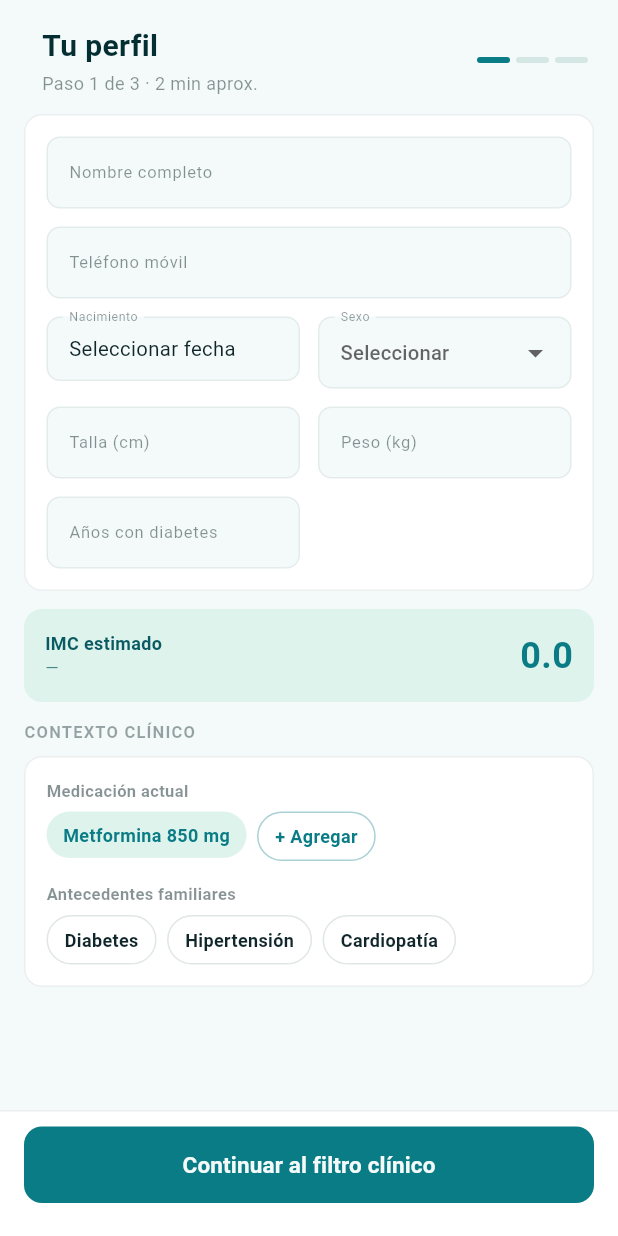
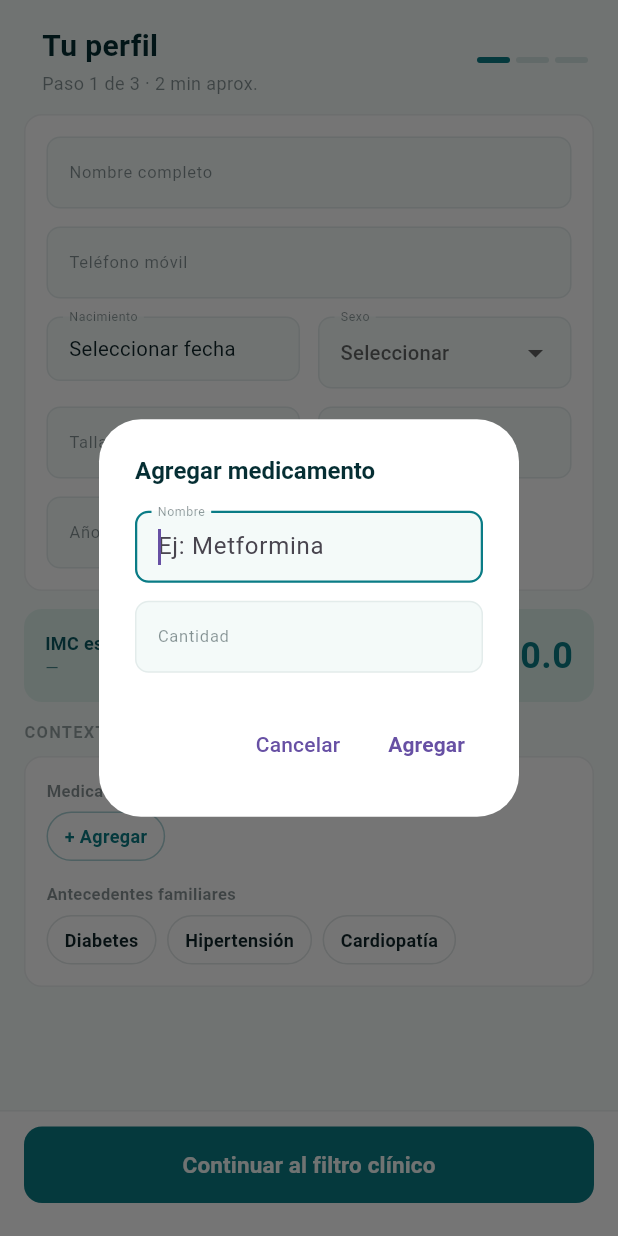
Before and after one commit to benjaminheredia1/glucyapp, a Flutter app: the Profile screen opened directly, after a tap on "+ Agregar", on a phone screen of 412 x 824 dp. Run offline on Flutter 3.47's test engine with Material 3 defaults, Android fonts, the phone set to English and light mode, and no system bars; our stand-ins replace dio, file_picker, flutter_datetime_picker_plus, flutter_dotenv, flutter_riverpod, flutter_secure_storage and 4 more; missing offline and left inert: auth0_flutter, chucker_flutter; accounts and stored records are empty; Roboto replaces fonts that are missing (Sora).

Commit message:
feat: medicacion actual en el perfil con nombre y cantidad
'+ Agregar' abre un dialogo (nombre + cantidad en texto libre); cada
medicamento queda como chip con X para quitarlo y la lista viaja en
medicacionActual del PATCH /perfil (omitida si esta vacia). El dialogo
es un widget propio para que sus TextEditingController mueran con el:
disposearlos en el caller rompia la animacion de cierre.

Prueba de integracion nueva del perfil (mismo guard GLUCY_INTEGRACION).

Co-Authored-By: Claude Fable 5 <noreply@anthropic.com>

```diff
--- a/lib/features/perfil/perfil_api.dart
+++ b/lib/features/perfil/perfil_api.dart
@@ -4,6 +4,10 @@ import 'package:flutter_riverpod/flutter_riverpod.dart';
 import '../../core/error/fallo_api.dart';
 import '../../core/network/dio_client.dart';
 import '../auth/domain/usuario.dart';
+
+/// Un medicamento de la medicacion actual: nombre y cantidad en texto libre
+/// ("Metformina", "850 mg").
+typedef MedicamentoActual = ({String nombre, String? cantidad});
 
 /// Datos clinicos propios que viajan anidados en `/user` y `/perfil` bajo la
 /// clave `paciente`. Solo los campos que edita la pantalla de perfil.
@@ -14,6 +18,7 @@ class PerfilPaciente {
     this.sexo,
     this.pesoKg,
     this.tallaCm,
+    this.medicacionActual = const [],
   });
 
   factory PerfilPaciente.fromJson(Map<String, dynamic> json) => PerfilPaciente(
@@ -33,6 +38,14 @@ class PerfilPaciente {
           final String talla => int.tryParse(talla),
           _ => null,
         },
+        // Laravel serializa la relacion en snake_case.
+        medicacionActual: [
+          for (final fila in json['medicacion_actual'] as List<dynamic>? ?? const [])
+            (
+              nombre: (fila as Map<String, dynamic>)['nombre'] as String,
+              cantidad: fila['cantidad'] as String?,
+            ),
+        ],
       );
 
   final int id;
@@ -40,6 +53,7 @@ class PerfilPaciente {
   final String? sexo;
   final double? pesoKg;
   final int? tallaCm;
+  final List<MedicamentoActual> medicacionActual;
 }
 
 class Perfil {
@@ -72,6 +86,8 @@ class PerfilApi {
     }
   }
 
+  /// `medicacionActual` reemplaza la lista completa en el backend: mandar
+  /// `[]` la vacia, `null` (omitir) la deja como esta.
   Future<Perfil> actualizar({
     String? name,
     String? apellidoPaterno,
@@ -80,6 +96,7 @@ class PerfilApi {
     String? sexo,
     double? pesoKg,
     int? tallaCm,
+    List<MedicamentoActual>? medicacionActual,
   }) async {
     // Solo viajan los campos con valor: PATCH parcial, igual que el backend.
     final cuerpo = <String, dynamic>{
@@ -90,6 +107,11 @@ class PerfilApi {
       'sexo': ?sexo,
       'pesoKg': ?pesoKg,
       'tallaCm': ?tallaCm,
+      if (medicacionActual != null)
+        'medicacionActual': [
+          for (final m in medicacionActual)
+            {'nombre': m.nombre, 'cantidad': ?m.cantidad},
+        ],
     };
 
     try {
--- a/lib/profile/profile.dart
+++ b/lib/profile/profile.dart
@@ -50,6 +50,10 @@ class _ProfileState extends ConsumerState<Profile> {
   final _nombreController = TextEditingController();
   final _telefonoController = TextEditingController();
   final _anosDiabetesController = TextEditingController();
+
+  // Medicación actual: nombre + cantidad en texto libre, se agrega por
+  // diálogo y viaja completa en el PATCH.
+  final List<MedicamentoActual> _medicamentos = [];
 
   // Antecedentes familiares (chips seleccionables, como en el diseño)
   final Map<String, bool> _famChips = {
@@ -117,7 +121,8 @@ class _ProfileState extends ConsumerState<Profile> {
     });
 
     try {
-      // Solo viajan los campos con valor (PATCH parcial).
+      // Solo viajan los campos con valor (PATCH parcial). La medicación se
+      // omite si no se agregó ninguna: el backend no toca lo que no viaja.
       await ref.read(perfilApiProvider).actualizar(
             name: nombre.isEmpty ? null : nombre,
             telefono: telefono.isEmpty ? null : telefono,
@@ -125,6 +130,7 @@ class _ProfileState extends ConsumerState<Profile> {
             sexo: sexo,
             pesoKg: peso,
             tallaCm: talla,
+            medicacionActual: _medicamentos.isEmpty ? null : _medicamentos,
           );
 
       if (!mounted) return;
@@ -483,7 +489,7 @@ class _ProfileState extends ConsumerState<Profile> {
             spacing: 7,
             runSpacing: 7,
             children: [
-              _chipMedicacion('Metformina 850 mg'),
+              for (var i = 0; i < _medicamentos.length; i++) _chipMedicacion(i),
               _chipAgregar(),
             ],
           ),
@@ -503,26 +509,52 @@ class _ProfileState extends ConsumerState<Profile> {
     );
   }
 
-  Widget _chipMedicacion(String label) {
+  Widget _chipMedicacion(int indice) {
+    final medicamento = _medicamentos[indice];
+    final cantidad = medicamento.cantidad;
+    final etiqueta =
+        cantidad == null || cantidad.isEmpty ? medicamento.nombre : '${medicamento.nombre} · $cantidad';
+
     return Container(
-      padding: const EdgeInsets.symmetric(horizontal: 11, vertical: 7),
+      padding: const EdgeInsets.fromLTRB(11, 7, 6, 7),
       decoration: BoxDecoration(
         color: GlucyColors.chipBg,
         borderRadius: BorderRadius.circular(999),
       ),
-      child: Text(
-        label,
-        style: const TextStyle(fontSize: 12, fontWeight: FontWeight.w600, color: GlucyColors.primary),
+      child: Row(
+        mainAxisSize: MainAxisSize.min,
+        children: [
+          Text(
+            etiqueta,
+            style: const TextStyle(fontSize: 12, fontWeight: FontWeight.w600, color: GlucyColors.primary),
+          ),
+          const SizedBox(width: 4),
+          InkWell(
+            borderRadius: BorderRadius.circular(999),
+            onTap: () => setState(() => _medicamentos.removeAt(indice)),
+            child: const Icon(Icons.close, size: 14, color: GlucyColors.primary),
+          ),
+        ],
       ),
     );
   }
 
+  Future<void> _agregarMedicamento() async {
+    final agregado = await showDialog<MedicamentoActual>(
+      context: context,
+      builder: (_) => _DialogoMedicamento(decoracion: _fieldDecoration),
+    );
+
+    if (agregado != null && mounted) {
+      setState(() => _medicamentos.add(agregado));
+    }
+  }
+
   Widget _chipAgregar() {
     return InkWell(
+      key: const Key('chip-agregar-medicamento'),
       borderRadius: BorderRadius.circular(999),
-      onTap: () {
-        // TODO: abrir selector para agregar medicación
-      },
+      onTap: _agregarMedicamento,
       child: Container(
         padding: const EdgeInsets.symmetric(horizontal: 11, vertical: 7),
         decoration: BoxDecoration(
@@ -610,3 +642,76 @@ class _ProfileState extends ConsumerState<Profile> {
     );
   }
 }
+
+/// Diálogo "Agregar medicamento" (nombre + cantidad). Widget propio, y no un
+/// builder inline, para que los TextEditingController vivan y mueran con el
+/// diálogo: disposearlos en el caller rompe la animación de cierre, que
+/// todavía los referencia.
+class _DialogoMedicamento extends StatefulWidget {
+  const _DialogoMedicamento({required this.decoracion});
+
+  final InputDecoration Function(String label, {String? hint}) decoracion;
+
+  @override
+  State<_DialogoMedicamento> createState() => _DialogoMedicamentoState();
+}
+
+class _DialogoMedicamentoState extends State<_DialogoMedicamento> {
+  final _nombreController = TextEditingController();
+  final _cantidadController = TextEditingController();
+
+  @override
+  void dispose() {
+    _nombreController.dispose();
+    _cantidadController.dispose();
+    super.dispose();
+  }
+
+  void _guardar() {
+    final nombre = _nombreController.text.trim();
+
+    if (nombre.isEmpty) return;
+
+    final cantidad = _cantidadController.text.trim();
+    Navigator.of(context).pop((nombre: nombre, cantidad: cantidad.isEmpty ? null : cantidad));
+  }
+
+  @override
+  Widget build(BuildContext context) {
+    return AlertDialog(
+      backgroundColor: Colors.white,
+      title: const Text(
+        'Agregar medicamento',
+        style: TextStyle(fontFamily: 'Sora', fontSize: 16, fontWeight: FontWeight.w700, color: GlucyColors.deep),
+      ),
+      content: Column(
+        mainAxisSize: MainAxisSize.min,
+        children: [
+          TextField(
+            key: const Key('campo-medicamento-nombre'),
+            controller: _nombreController,
+            autofocus: true,
+            decoration: widget.decoracion('Nombre', hint: 'Ej: Metformina'),
+          ),
+          const SizedBox(height: 12),
+          TextField(
+            key: const Key('campo-medicamento-cantidad'),
+            controller: _cantidadController,
+            decoration: widget.decoracion('Cantidad', hint: 'Ej: 850 mg'),
+          ),
+        ],
+      ),
+      actions: [
+        TextButton(
+          onPressed: () => Navigator.of(context).pop(),
+          child: const Text('Cancelar'),
+        ),
+        TextButton(
+          key: const Key('boton-guardar-medicamento'),
+          onPressed: _guardar,
+          child: const Text('Agregar', style: TextStyle(fontWeight: FontWeight.w700)),
+        ),
+      ],
+    );
+  }
+}
```
Also changed, not shown: 2 other files.
